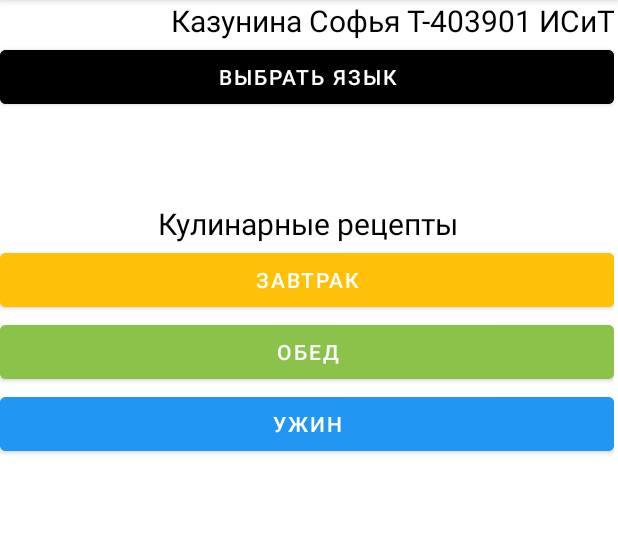
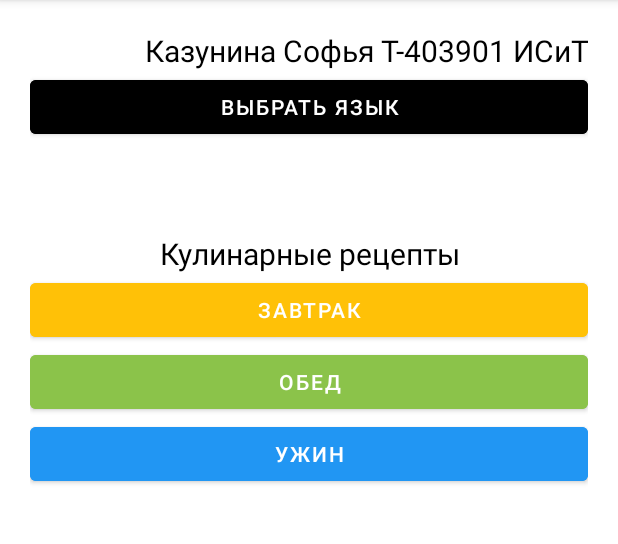
Before and after one commit to soni1541/LR_Cook, an Android app: the screen it shows after launch (MainActivity), on a phone screen of 412 x 824 dp, the part 84-628 px from its top. Run offline under Robolectric (Android 15) with nearby library versions, the phone set to English and light mode, and no system bars.

Commit message:
Коррекция дизайна

```diff
--- a/app/src/main/res/layout/activity_language.xml
+++ b/app/src/main/res/layout/activity_language.xml
@@ -7,8 +7,8 @@
     tools:context=".LanguageActivity">
 
     <LinearLayout
-        android:layout_width="409dp"
-        android:layout_height="729dp"
+        android:layout_width="match_parent"
+        android:layout_height="match_parent"
         android:orientation="vertical"
         tools:layout_editor_absoluteX="1dp"
         tools:layout_editor_absoluteY="1dp">
--- a/app/src/main/res/layout/activity_main.xml
+++ b/app/src/main/res/layout/activity_main.xml
@@ -6,13 +6,14 @@
     android:layout_height="match_parent"
     tools:context=".MainActivity">
 
+
     <LinearLayout
-        android:layout_width="409dp"
-        android:layout_height="729dp"
+        android:layout_width="match_parent"
+        android:layout_height="match_parent"
+        android:layout_margin="20dp"
         android:gravity="center_horizontal"
         android:orientation="vertical"
-        tools:layout_editor_absoluteX="1dp"
-        tools:layout_editor_absoluteY="1dp">
+        tools:layout_editor_absoluteX="1dp">
 
         <TextView
             android:id="@+id/textView3"
```
Also changed, not shown: app/src/main/res/layout/activity_breakfest.xml (+3 -5 lines), app/src/main/res/layout/activity_dinner.xml (+3 -5 lines), app/src/main/res/layout/activity_lunch.xml (+3 -5 lines).
